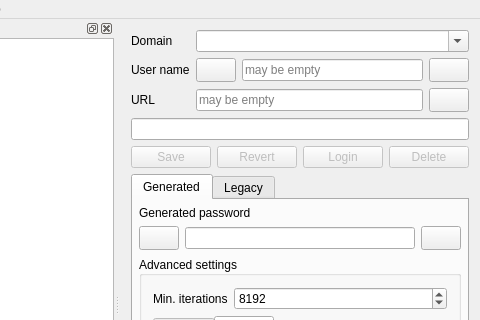
607011/Qt-SESAM, file Qt-SESAM/mainwindow.ui: the form before one commit; both pictures show x 116 to 596 and y 0 to 320 of the 596 by 610 pixel window.
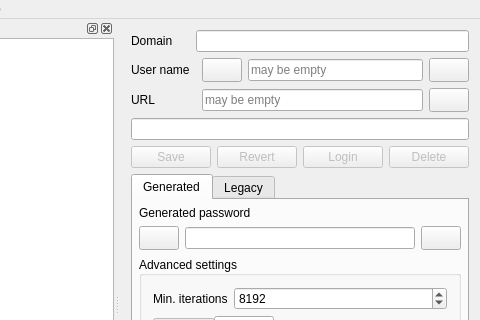
The form after the commit. Icons and pictures are not drawn. Custom widgets are drawn as their Qt base class.

Commit message: changed domainsComboBox to domainLineEdit

```diff
--- a/Qt-SESAM/mainwindow.ui
+++ b/Qt-SESAM/mainwindow.ui
@@ -162,12 +162,8 @@
         </property>
        </widget>
       </item>
-      <item row="0" column="2">
-       <widget class="QComboBox" name="domainsComboBox">
-        <property name="editable">
-         <bool>true</bool>
-        </property>
-       </widget>
+      <item row="0" column="1" colspan="2">
+       <widget class="QLineEdit" name="domainLineEdit"/>
       </item>
      </layout>
     </item>
```
Left out of the diff: 1 changed line with no effect on the pictures. The commit also changes 4 other files.
